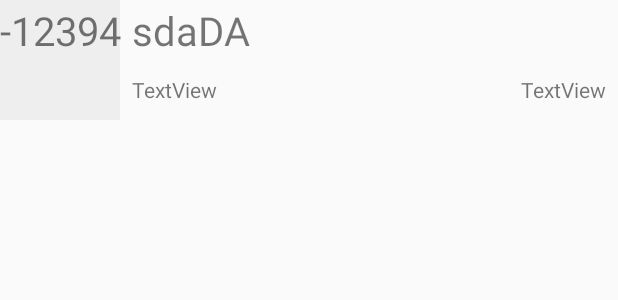
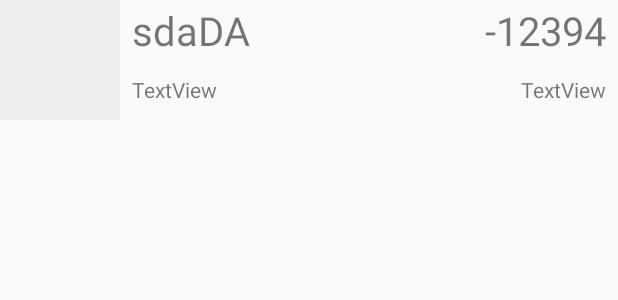
Before and after one commit to chongwangcc/MyCheckBook_android, an Android app: the layout account_listitem_image.xml on its own in the app's theme, with its tools: preview values and no code run, on a phone screen of 412 x 824 dp. Shown: the top 300 px of the screen. Run offline under Robolectric (Android 15) with nearby library versions, the phone set to English and light mode, and no system bars.

Commit message:
功能调整 1. 账户Fragment的布局调整

```diff
--- a/app/src/main/res/layout/account_listitem_image.xml
+++ b/app/src/main/res/layout/account_listitem_image.xml
@@ -40,11 +40,13 @@
         android:layout_alignParentBottom="true"
         android:layout_alignParentRight="true"
         android:layout_alignParentTop="true"
+        android:layout_marginEnd="8dp"
         android:layout_toRightOf="@id/detail_title_1"
         android:gravity="center_vertical"
         android:singleLine="true"
         android:textSize="40px"
-        tools:layout_editor_absoluteX="315dp"
+        app:layout_constraintEnd_toEndOf="parent"
+        app:layout_constraintTop_toTopOf="parent"
         tools:text="-12394" />
 
     <TextView
```
